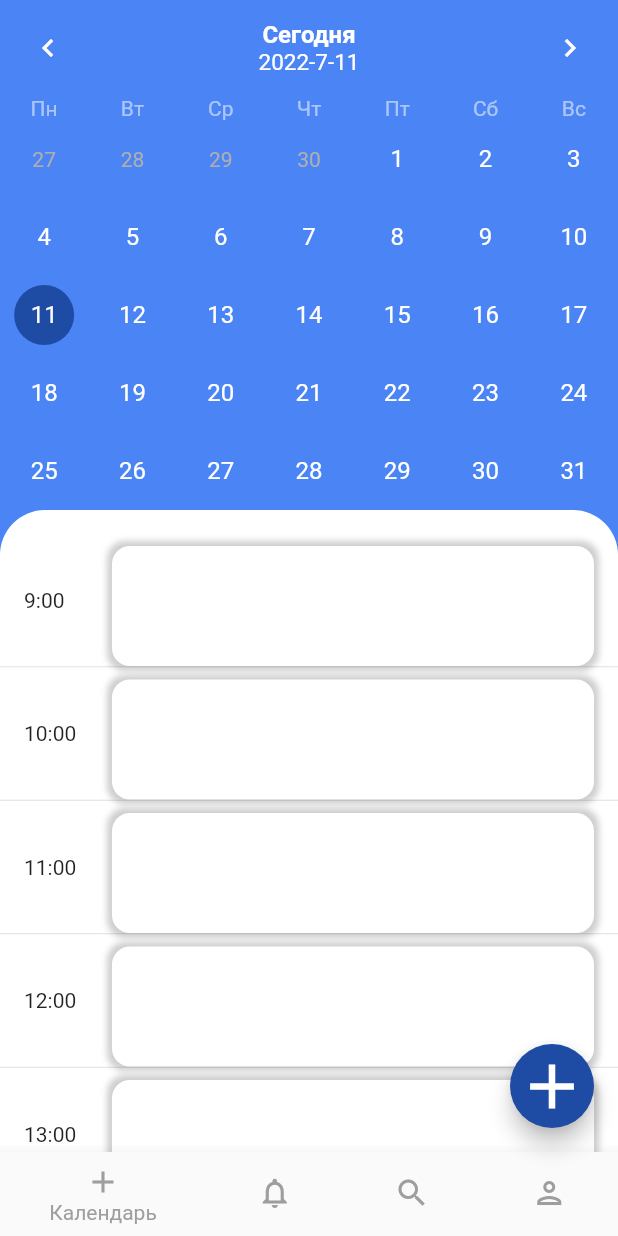
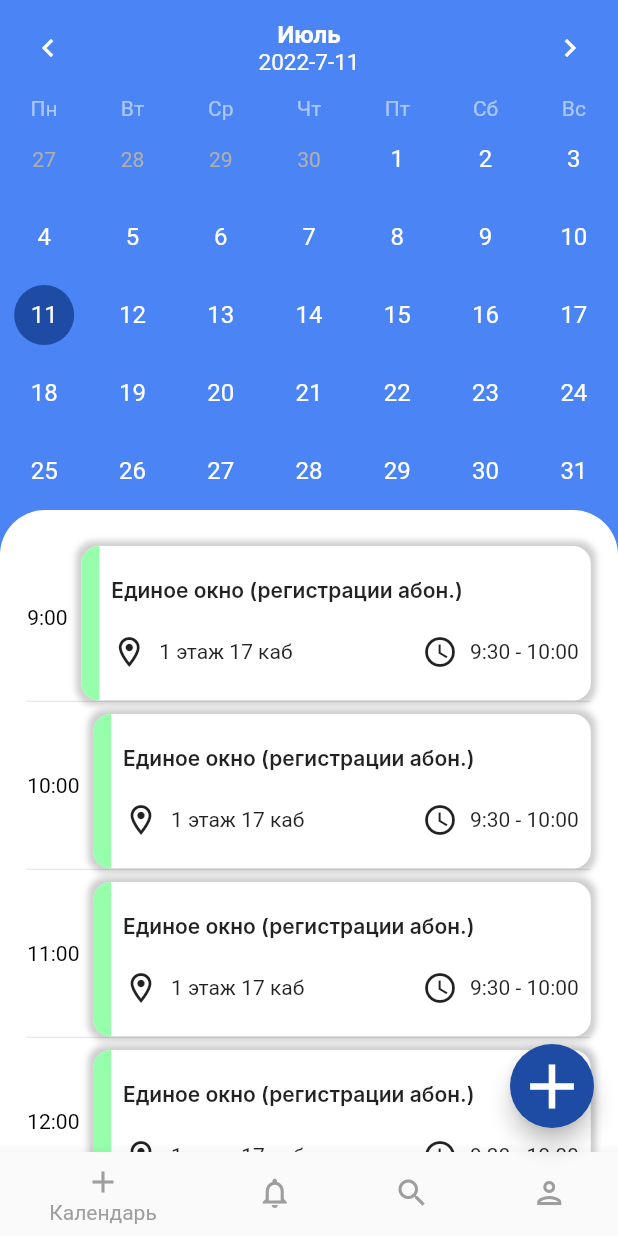
Before and after one commit to ChentMokeev/Calendar, a Flutter app: the screen it shows after launch, on a phone screen of 412 x 824 dp. Run offline on Flutter 3.47's test engine with Material 2 defaults, Android fonts, the light colour scheme and no system bars; drawn by our look-alikes of table_calendar; Roboto replaces fonts that are missing (Inter).

Commit message:
fix/2_Calendar_page_building EventCard biuld

```diff
--- a/lib/feature/authorization/presentation/pages/auth_screen/auth_screen.dart
+++ b/lib/feature/authorization/presentation/pages/auth_screen/auth_screen.dart
@@ -1,7 +1,7 @@
 import 'package:flutter/material.dart';
 import 'package:provider/provider.dart';
-import '../../text_field_provider/login_provider.dart';
-import '../../text_field_provider/registration_provider.dart';
+import '../../../../../utils/login_provider.dart';
+import '../../../../../utils/registration_provider.dart';
 import '../../../../../resouces/calendar_colors.dart';
 import '../../../../../resouces/calendar_text_styles.dart';
 import '../../widgets/add_image.dart';
--- a/lib/feature/calendar/presentation/pages/main_screen.dart
+++ b/lib/feature/calendar/presentation/pages/main_screen.dart
@@ -1,8 +1,9 @@
 import 'package:flutter/material.dart';
 import 'package:table_calendar/table_calendar.dart';
-import 'package:test_calendar/resouces/calendar_text_styles.dart';
-
-import '../utils.dart';
+import '../../../../resouces/calendar_colors.dart';
+import '../../../../resouces/calendar_text_styles.dart';
+import '../../../../resouces/calendar_widget_styles.dart';
+import '../../../../utils/utils.dart';
 
 part '../widgets/my_calendar_widget.dart';
 part '../widgets/event_card.dart';
@@ -14,8 +15,11 @@ class MainScreen extends StatelessWidget {
 
   @override
   Widget build(BuildContext context) {
-    return Scaffold(
-      backgroundColor: const Color(0xff4B84F4),
+    final screenSize = MediaQuery.of(context).size;
+    final kDefaultPadding = screenSize.width * .044;
+    return SafeArea(
+      child: Scaffold(
+        backgroundColor: CalendarColors.txtBlue,
         floatingActionButton: const MyFloatingActBtn(),
         bottomNavigationBar: const MyBottomNavBar(),
         body: Column(
@@ -32,22 +36,20 @@ class MainScreen extends StatelessWidget {
                   ),
                 ),
                 child: ListView.separated(
-                padding: const EdgeInsets.only(bottom: 16),
-                itemBuilder: (context, index) => Stack(
+                  padding: EdgeInsets.only(
+                    left: kDefaultPadding,
+                    right: kDefaultPadding,
+                    bottom: kDefaultPadding / 2,
+                  ),
+                  itemBuilder: (context, index) => Row(
                     children: [
-                    const SizedBox(
-                      height: 88,
+                      Text(
+                        '${index + 9}:00',
+                        style: CalendarTextStyles.fSize14Weight400Blue
+                            .copyWith(color: Colors.black),
                       ),
-                    Positioned(
-                      left: 16,
-                      bottom: 36,
-                      child: Text('${index + 9}:00'),
-                    ),
-                    const Positioned(
-                      bottom: 0,
-                      right: 16,
-                      child: EventCard(),
-                    )
+                      SizedBox(width: kDefaultPadding / 2),
+                      const Expanded(child: EventCard()),
                     ],
                   ),
                   separatorBuilder: (context, _) => const Divider(height: 1),
@@ -57,6 +59,7 @@ class MainScreen extends StatelessWidget {
             ),
           ],
         ),
+      ),
     );
   }
 }
--- a/lib/feature/calendar/presentation/widgets/event_card.dart
+++ b/lib/feature/calendar/presentation/widgets/event_card.dart
@@ -7,10 +7,10 @@ class EventCard extends StatelessWidget {
 
   @override
   Widget build(BuildContext context) {
+    final screenSize = MediaQuery.of(context).size;
     return Container(
       margin: const EdgeInsets.only(top: 8),
-      width: MediaQuery.of(context).size.width * .78,
-      height: 80,
+      height: screenSize.height * 0.125,
       decoration: BoxDecoration(
         borderRadius: BorderRadius.circular(12.0),
         color: Colors.white,
@@ -23,6 +23,46 @@ class EventCard extends StatelessWidget {
           )
         ],
       ),
+      child: Row(
+        children: [
+          Container(
+            decoration: const BoxDecoration(
+              color: Color(0xff97FFAB),
+              borderRadius: BorderRadius.only(
+                topLeft: Radius.circular(12),
+                bottomLeft: Radius.circular(12),
+              ),
+            ),
+            width: 12,
+          ),
+          const SizedBox(width: 8),
+          Expanded(
+            child: Column(
+              crossAxisAlignment: CrossAxisAlignment.start,
+              mainAxisAlignment: MainAxisAlignment.spaceEvenly,
+              children: [
+                const Text(
+                  'Единое окно (регистрации абон.)',
+                  style: TextStyle(
+                      fontFamily: 'Inter', fontWeight: FontWeight.w600),
+                ),
+                Row(
+                  children: const [
+                    Icon(Icons.location_on_outlined),
+                    SizedBox(width: 8),
+                    Text('1 этаж 17 каб'),
+                    Spacer(),
+                    Icon(Icons.access_time),
+                    SizedBox(width: 8),
+                    Text('9:30 - 10:00'),
+                  ],
+                ),
+              ],
+            ),
+          ),
+          const SizedBox(width: 8),
+        ],
+      ),
     );
   }
 }
--- a/lib/feature/calendar/presentation/widgets/my_calendar_widget.dart
+++ b/lib/feature/calendar/presentation/widgets/my_calendar_widget.dart
@@ -24,8 +24,8 @@ class _MyCalendarWidgetState extends State<MyCalendarWidget> {
       calendarBuilders: CalendarBuilders(
         headerTitleBuilder: (context, time) => Column(
           children: [
-            const Text(
-              'Сегодня',
+            Text(
+              time == DateTime.now() ? 'Сегодня' : getMonthsRu(time.month),
               style: CalendarTextStyles.fSize16Weight600White,
             ),
             Text(
@@ -41,32 +41,12 @@ class _MyCalendarWidgetState extends State<MyCalendarWidget> {
           style: const TextStyle(color: Color(0x88ffffff)),
         ),
       ),
-      availableCalendarFormats: const {
-        CalendarFormat.month: 'Month',
-        CalendarFormat.week: 'Week'
-      },
+      availableCalendarFormats: kAvailableCalendarFormats,
       // Calendar Style
-      calendarStyle: const CalendarStyle(
-        defaultTextStyle: TextStyle(color: Colors.white, fontSize: 16),
-        weekendTextStyle: TextStyle(color: Colors.white, fontSize: 16),
-        todayDecoration: BoxDecoration(
-          color: Color(0xff1E4BA4),
-          shape: BoxShape.circle,
-        ),
-      ),
+      calendarStyle: CalendarWidgetStyles.calendarStyle,
 
       // Header Style
-      headerStyle: const HeaderStyle(
-        titleCentered: true,
-        formatButtonVisible: false,
-        titleTextStyle: TextStyle(
-          color: Colors.white,
-        ),
-        decoration: BoxDecoration(color: Color(0xff4B84F4)),
-        leftChevronIcon: Icon(Icons.chevron_left, color: Colors.white),
-        rightChevronIcon: Icon(Icons.chevron_right, color: Colors.white),
-      ),
-
+      headerStyle: CalendarWidgetStyles.calendarHeaderStyle,
       // Functions
       selectedDayPredicate: (day) {
         return isSameDay(_selectedDay, day);
--- a/lib/feature/calendar/presentation/utils.dart
+++ b/lib/utils/utils.dart
@@ -55,3 +55,26 @@ String getWeekdayRu(int weekday) {
   ];
   return days[weekday - 1];
 }
+
+String getMonthsRu(int month) {
+  List<String> months = [
+    'Январь',
+    'Февраль',
+    'Март',
+    'Апрель',
+    'Май',
+    'Июнь',
+    'Июль',
+    'Август',
+    'Сентябрь',
+    'Октябрь',
+    'Ноябрь',
+    'Декабрь',
+  ];
+  return months[month - 1];
+}
+
+const Map<CalendarFormat, String> kAvailableCalendarFormats = {
+  CalendarFormat.month: 'Month',
+  CalendarFormat.week: 'Week'
+};
--- a/pubspec.yaml
+++ b/pubspec.yaml
@@ -37,6 +37,7 @@ dependencies:
   flutter_bloc: ^8.0.1
   provider: ^6.0.3
   table_calendar: ^3.0.6
+  auto_route: ^4.2.1
 
 dev_dependencies:
   flutter_test:
@@ -48,6 +49,8 @@ dev_dependencies:
   # package. See that file for information about deactivating specific lint
   # rules and activating additional ones.
   flutter_lints: ^1.0.0
+  build_runner: ^2.1.11
+  auto_route_generator: ^4.2.0
 
 # For information on the generic Dart part of this file, see the
 # following page: https://dart.dev/tools/pub/pubspec
```
Also changed, not shown: lib/utils/login_provider.dart (renamed from lib/feature/authorization/presentation/text_field_provider/login_provider.dart), lib/utils/registration_provider.dart (renamed from lib/feature/authorization/presentation/text_field_provider/registration_provider.dart), pubspec.lock. Lines whose indentation alone changed are shown as unchanged.
